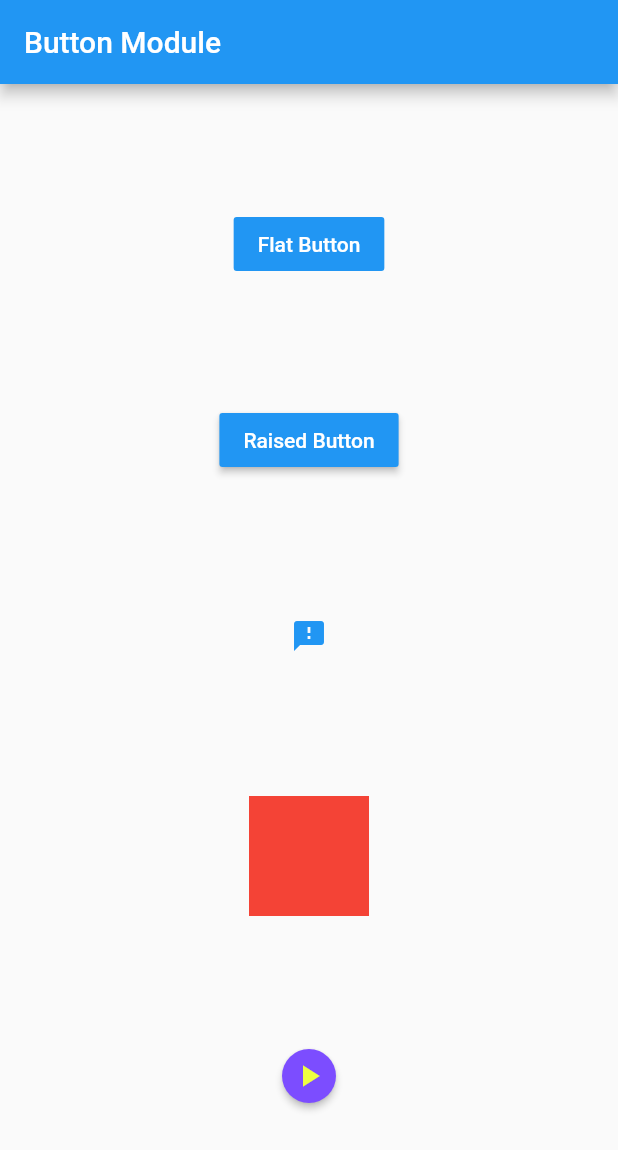
After one commit to rendiwithi/flutter_example, a Flutter app: the screen it shows after launch, on a phone screen of 412 x 824 dp. The commit adds this screen. Shown: the top 1150 px of the screen. Run offline on Flutter 3.47's test engine with Material 2 defaults, Android fonts, the phone set to English and light mode, and no system bars.

Commit message:
Menambahkan Button Module

```diff
--- a/lib/main.dart
+++ b/lib/main.dart
@@ -1,6 +1,7 @@
 import 'package:flutter/material.dart';
 import 'package:flutter_example/module/TextMod.dart';
 import 'package:flutter_example/module/appBarMod.dart';
+import 'package:flutter_example/module/buttonMod.dart';
 import 'package:flutter_example/module/containerMod.dart';
 import 'package:flutter_example/module/materialAppMod.dart';
 import 'package:flutter_example/module/scaffoldMod.dart';
@@ -12,7 +13,7 @@ class MyApp extends StatelessWidget {
   Widget build(BuildContext context) {
     return MaterialApp(
       debugShowCheckedModeBanner: false,
-      home: TextMod(),
+      home: ButtonMod(),
     );
   }
 }
--- /dev/null
+++ b/lib/module/buttonMod.dart
@@ -0,0 +1,65 @@
+import 'package:flutter/material.dart';
+
+class ButtonMod extends StatelessWidget {
+  @override
+  Widget build(BuildContext context) {
+    return Scaffold(
+      appBar: AppBar(
+        title: Text("Button Module"),
+      ),
+      body: Center(
+        child: Column(
+          mainAxisAlignment: MainAxisAlignment.spaceEvenly,
+          children: [
+            FlatButton(
+              color: Colors.blue,
+              onPressed: () {},
+              child: Text(
+                "Flat Button",
+                style: TextStyle(color: Colors.white),
+              ),
+            ),
+            RaisedButton(
+              onPressed: () {},
+              color: Colors.blue,
+              child: Text(
+                "Raised Button",
+                style: TextStyle(color: Colors.white),
+              ),
+            ),
+            IconButton(
+              icon: Icon(
+                Icons.sms_failed,
+                color: Colors.blue,
+              ),
+              onPressed: () {},
+              tooltip: "Icon Button",
+            ),
+            Material(
+              color: Colors.red,
+              child: InkWell(
+                onTap: () {},
+                child: Container(
+                  width: 80,
+                  height: 80,
+                ),
+              ),
+            ),
+            RawMaterialButton(
+              onPressed: () {},
+              shape: CircleBorder(),
+              fillColor: Colors.deepPurpleAccent,
+              elevation: 2,
+              splashColor: Colors.transparent,
+              highlightColor: Colors.transparent,
+              child: Icon(
+                Icons.play_arrow,
+                color: Colors.limeAccent,
+              ),
+            )
+          ],
+        ),
+      ),
+    );
+  }
+}
```
